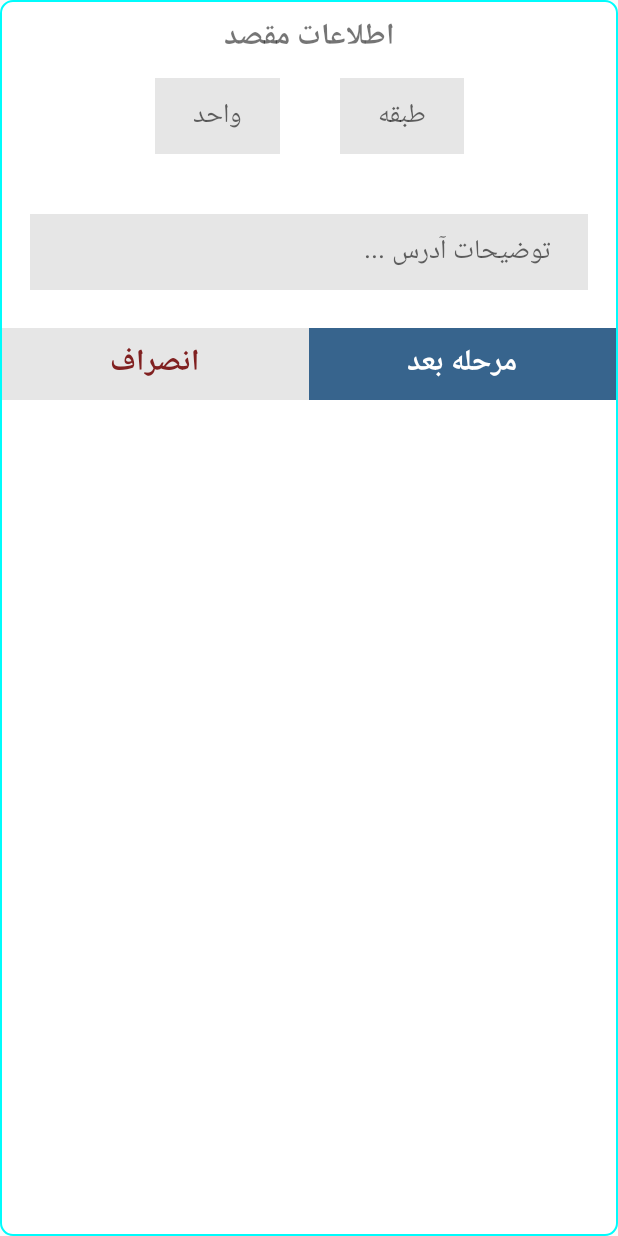
After one commit to reat8080/Customer, an Android app: the layout decdetail_dialog.xml on its own in the app's theme, with its tools: preview values and no code run, on a phone screen of 412 x 824 dp. The commit adds this screen. Run offline under Robolectric (Android 15) with nearby library versions, the phone set to English and light mode, and no system bars.

Commit message:
change popup activities with dialog

```diff
--- /dev/null
+++ b/app/src/main/res/layout/decdetail_dialog.xml
@@ -0,0 +1,149 @@
+<?xml version="1.0" encoding="utf-8"?>
+<android.support.constraint.ConstraintLayout
+    xmlns:android="http://schemas.android.com/apk/res/android"
+    xmlns:app="http://schemas.android.com/apk/res-auto"
+    xmlns:tools="http://schemas.android.com/tools"
+    android:layout_width="match_parent"
+    android:layout_height="match_parent"
+    android:background="@drawable/frame"
+    android:layoutDirection="rtl"
+    >
+
+    <TextView
+        android:id="@+id/textViewDestinationinfo"
+        android:layout_width="wrap_content"
+        android:layout_height="wrap_content"
+        android:text="اطلاعات مقصد"
+        android:textSize="20sp"
+        android:textStyle="bold"
+        android:paddingRight="70dp"
+        android:paddingLeft="70dp"
+        app:layout_constraintEnd_toEndOf="parent"
+        app:layout_constraintStart_toStartOf="parent"
+        app:layout_constraintTop_toTopOf="parent"
+        android:layout_marginTop="8dp"
+        fontPath="font/yekan.ttf"
+        tools:ignore="MissingPrefix"
+        />
+
+    <LinearLayout
+        android:id="@+id/buttonLinear"
+        android:layout_width="match_parent"
+        android:layout_height="wrap_content"
+        android:layout_marginTop="24dp"
+        android:padding="1dp"
+        app:layout_constraintEnd_toEndOf="parent"
+        app:layout_constraintStart_toStartOf="parent"
+        app:layout_constraintTop_toBottomOf="@+id/destinationdetailbar">
+
+        <Button
+            android:id="@+id/nextstepDestination"
+            fontPath="font/yekan.ttf"
+            android:layout_width="wrap_content"
+            android:layout_height="wrap_content"
+            android:layout_weight=".5"
+            android:background="#37648d"
+            android:stateListAnimator="@null"
+            android:text="مرحله بعد"
+            android:textColor="#fff"
+            android:textSize="20sp"
+            android:textStyle="bold"
+            app:layout_constraintBottom_toBottomOf="parent"
+            app:layout_constraintStart_toStartOf="parent"
+            tools:ignore="MissingPrefix"
+            />
+
+        <Button
+            android:id="@+id/cancelDestination"
+            fontPath="font/yekan.ttf"
+            android:layout_width="wrap_content"
+            android:layout_height="wrap_content"
+            android:layout_weight=".5"
+            android:background="#e6e6e6"
+            android:stateListAnimator="@null"
+            android:text="انصراف"
+            android:textColor="#802020"
+            android:textSize="20sp"
+            android:textStyle="bold"
+            app:layout_constraintBottom_toBottomOf="parent"
+            app:layout_constraintEnd_toEndOf="parent"
+            tools:ignore="MissingPrefix" />
+
+
+    </LinearLayout>
+
+    <LinearLayout
+        android:id="@+id/linearLayout"
+        android:layout_width="wrap_content"
+        android:layout_height="wrap_content"
+        android:layout_marginTop="32dp"
+        android:orientation="horizontal"
+        app:layout_constraintEnd_toEndOf="parent"
+        app:layout_constraintStart_toStartOf="parent"
+        app:layout_constraintTop_toTopOf="parent">
+
+        <EditText
+            android:layout_width="wrap_content"
+            android:layout_height="wrap_content"
+            android:layout_margin="20dp"
+            android:background="#e6e6e6"
+            android:hint="طبقه"
+            android:maxLength="2"
+            android:inputType="number"
+            android:paddingBottom="10dp"
+            android:paddingLeft="25dp"
+            android:paddingRight="25dp"
+            android:paddingTop="10dp"
+            android:textAlignment="center"
+            android:textColor="#000"
+            android:textCursorDrawable="@null"
+            android:id="@+id/Destinationfloor"
+            fontPath="font/yekan.ttf"
+            tools:ignore="MissingPrefix"
+            android:focusable="true"
+            android:focusableInTouchMode="true"
+            />
+
+        <EditText
+            android:layout_width="wrap_content"
+            android:layout_height="wrap_content"
+            android:layout_margin="20dp"
+            android:background="#e6e6e6"
+            android:hint="واحد"
+            android:maxLength="3"
+            android:inputType="number"
+            android:paddingBottom="10dp"
+            android:paddingLeft="25dp"
+            android:paddingRight="25dp"
+            android:paddingTop="10dp"
+            android:textAlignment="center"
+            android:textColor="#000"
+            android:textCursorDrawable="@null"
+            android:id="@+id/Destinationunit"
+            fontPath="font/yekan.ttf"
+            tools:ignore="MissingPrefix"
+            />
+
+    </LinearLayout>
+
+    <EditText
+        android:id="@+id/destinationdetailbar"
+        android:layout_width="match_parent"
+        android:layout_height="wrap_content"
+        android:layout_margin="20dp"
+        android:background="#e6e6e6"
+        android:hint="توضیحات آدرس ..."
+        android:paddingBottom="10dp"
+        android:paddingLeft="25dp"
+        android:paddingRight="25dp"
+        android:paddingTop="10dp"
+        android:textColor="#000"
+        android:textCursorDrawable="@null"
+        app:layout_constraintEnd_toEndOf="parent"
+        app:layout_constraintStart_toStartOf="parent"
+        app:layout_constraintTop_toBottomOf="@+id/linearLayout"
+        fontPath="font/yekan.ttf"
+        tools:ignore="MissingPrefix"
+        />
+
+</android.support.constraint.ConstraintLayout>
```
Also changed, not shown: app/src/main/java/ir/picky/app/mapdemo/Invoice.java (+8 -0 lines), app/src/main/java/ir/picky/app/mapdemo/MapsActivity.java (+132 -61 lines), app/src/main/res/layout/activity_invoice.xml (+30 -38 lines), app/src/main/res/layout/bartype_dialog.xml (added, +74 -0 lines), app/src/main/res/layout/sourcedetail_dialog.xml (added, +150 -0 lines).
